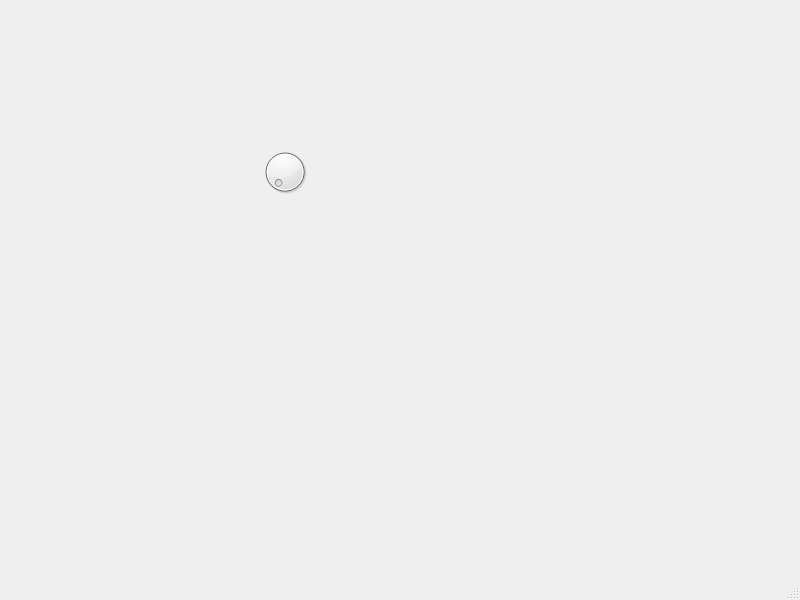
The window that mainwindow.ui (ilyaBurPv232/lab_00P_10) describes before a commit, drawn with Qt 5.
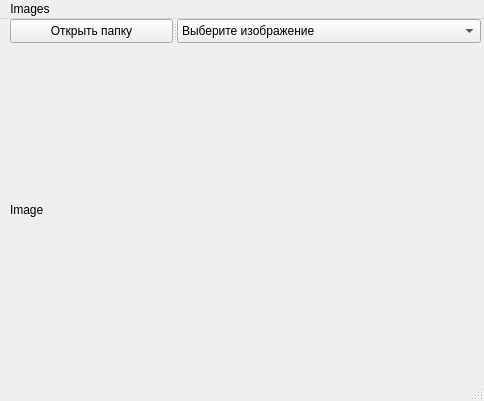
The same window after the commit.

Commit message: The end of the story

```diff
--- a/mainwindow.ui
+++ b/mainwindow.ui
@@ -6,23 +6,54 @@
    <rect>
     <x>0</x>
     <y>0</y>
-    <width>800</width>
-    <height>600</height>
+    <width>484</width>
+    <height>401</height>
    </rect>
   </property>
   <property name="windowTitle">
    <string>MainWindow</string>
   </property>
   <widget class="QWidget" name="centralwidget">
-   <widget class="QDial" name="dial">
+   <widget class="QLabel" name="label">
     <property name="geometry">
      <rect>
-      <x>260</x>
-      <y>140</y>
-      <width>50</width>
-      <height>64</height>
+      <x>10</x>
+      <y>40</y>
+      <width>461</width>
+      <height>301</height>
      </rect>
     </property>
+    <property name="text">
+     <string>Image</string>
+    </property>
+   </widget>
+   <widget class="QSplitter" name="splitter">
+    <property name="geometry">
+     <rect>
+      <x>10</x>
+      <y>0</y>
+      <width>471</width>
+      <height>24</height>
+     </rect>
+    </property>
+    <property name="orientation">
+     <enum>Qt::Orientation::Horizontal</enum>
+    </property>
+    <widget class="QPushButton" name="pushButton">
+     <property name="text">
+      <string>Открыть папку</string>
+     </property>
+    </widget>
+    <widget class="QComboBox" name="comboBox">
+     <property name="toolTip">
+      <string/>
+     </property>
+     <item>
+      <property name="text">
+       <string>Выберите изображение</string>
+      </property>
+     </item>
+    </widget>
    </widget>
   </widget>
   <widget class="QMenuBar" name="menubar">
@@ -30,10 +61,16 @@
     <rect>
      <x>0</x>
      <y>0</y>
-     <width>800</width>
+     <width>484</width>
      <height>21</height>
     </rect>
    </property>
+   <widget class="QMenu" name="menuImages">
+    <property name="title">
+     <string>Images</string>
+    </property>
+   </widget>
+   <addaction name="menuImages"/>
   </widget>
   <widget class="QStatusBar" name="statusbar"/>
  </widget>
```
The commit also changes 2 other files.
